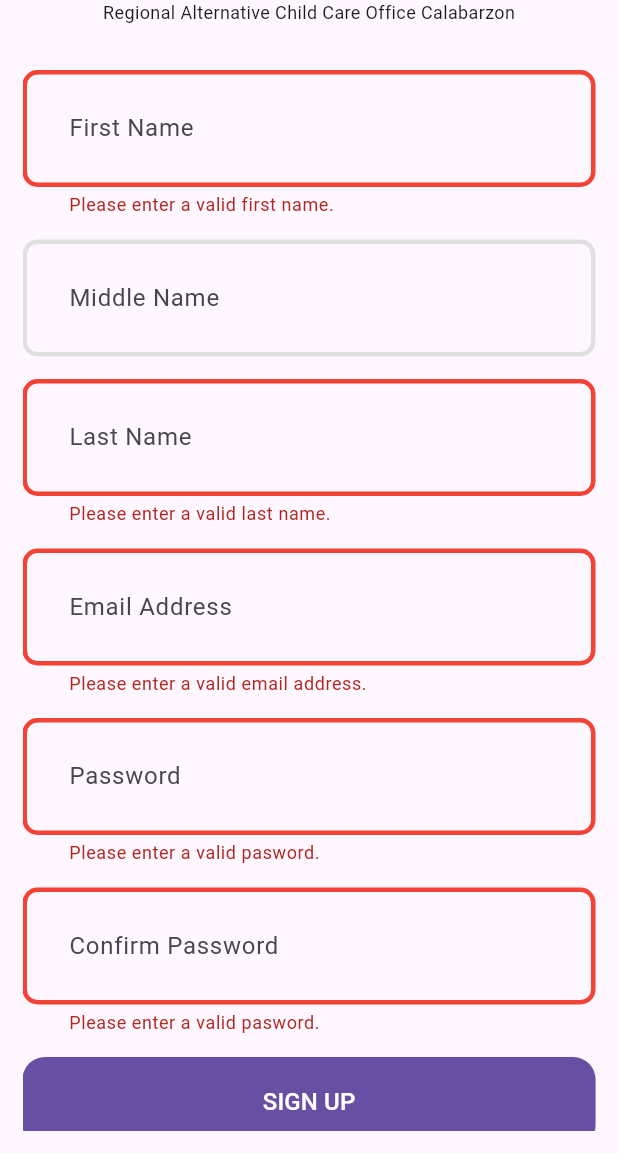
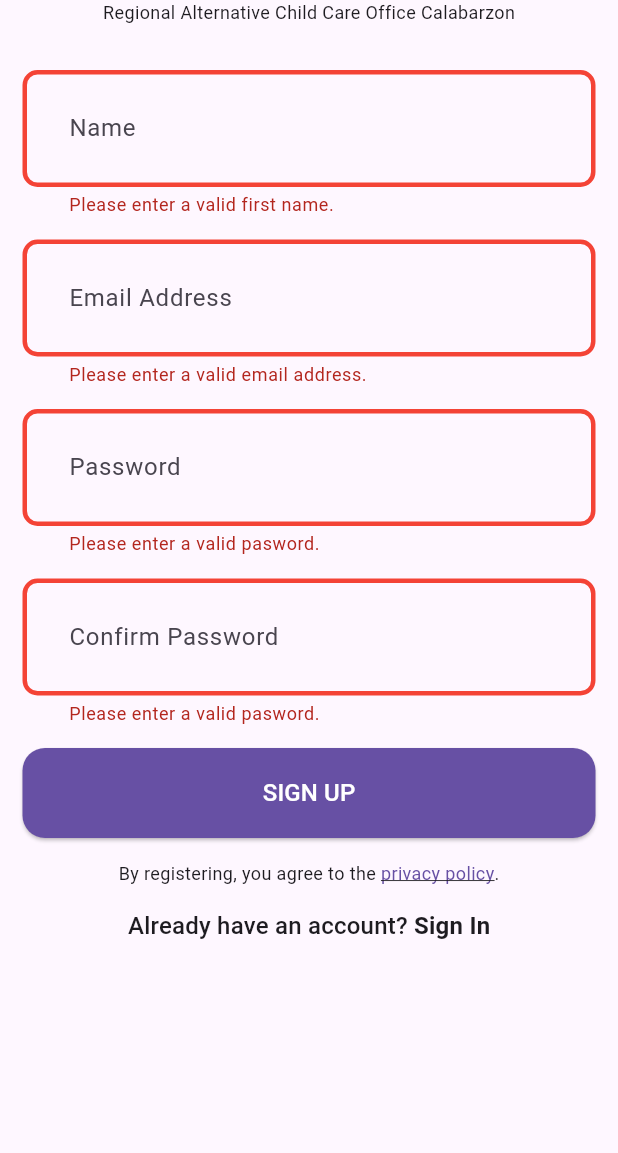
Before and after one commit to hamburnyog/racconnect, a Flutter app: the SignUpScreen screen opened by its route, after a tap on "SIGN UP", on a phone screen of 412 x 824 dp, the part 83-1236 px from its top. Run offline on Flutter 3.47's test engine with Material 3 defaults, Android fonts, the phone set to English and light mode, and no system bars; our stand-ins replace connectivity_plus, flutter_bloc, flutter_svg, hydrated_bloc, lottie, pocketbase and 2 more; accounts and stored records are empty; project files that could hold a hidden picture were left out.

```diff
--- a/lib/logic/cubit/section_state.dart
+++ b/lib/logic/cubit/section_state.dart
@@ -13,12 +13,19 @@ final class SectionError extends SectionState {
   const SectionError(this.error);
 }
 
-final class SectionSuccess extends SectionState {
-  final SectionModel sectionModel;
-  const SectionSuccess(this.sectionModel);
-}
-
 final class GetAllSectionSuccess extends SectionState {
   final List<SectionModel> sectionModels;
   const GetAllSectionSuccess(this.sectionModels);
 }
+
+final class SectionAddSuccess extends SectionState {
+  final SectionModel sectionModel;
+  const SectionAddSuccess(this.sectionModel);
+}
+
+final class SectionUpdateSuccess extends SectionState {
+  final SectionModel sectionModel;
+  const SectionUpdateSuccess(this.sectionModel);
+}
+
+final class SectionDeleteSuccess extends SectionState {}
--- a/lib/main.dart
+++ b/lib/main.dart
@@ -20,7 +20,6 @@ Future<void> main() async {
   Bloc.observer = AppBlocObserver();
 
   runApp(MyApp(appRouter: AppRouter(), connectivity: Connectivity()));
-  // runApp(MyApp(connectivity: Connectivity()));
 }
 
 class MyApp extends StatefulWidget {
--- a/lib/presentation/router/app_router.dart
+++ b/lib/presentation/router/app_router.dart
@@ -33,7 +33,7 @@ class AppRouter {
                     ScaffoldMessenger.of(context).showSnackBar(
                       const SnackBar(
                         content: Text(
-                          'Account created successfully! Contact the administrator to activate your account.',
+                          'Account created successfully! Kindly verify your email or contact an administrator to activate your account.',
                         ),
                       ),
                     );
--- a/lib/presentation/screens/disconnected_screen.dart
+++ b/lib/presentation/screens/disconnected_screen.dart
@@ -1,7 +1,6 @@
 import 'dart:io';
 
 import 'package:flutter/material.dart';
-import 'package:flutter_bloc/flutter_bloc.dart';
 import 'package:lottie/lottie.dart';
 
 class DisconnectedScreen extends StatefulWidget {
@@ -12,10 +11,6 @@ class DisconnectedScreen extends StatefulWidget {
 }
 
 class _DisconnectedScreenState extends State<DisconnectedScreen> {
-  final _formKey = GlobalKey<FormState>();
-
-  TextEditingController urlController = TextEditingController();
-
   @override
   Widget build(BuildContext context) {
     return Scaffold(
--- a/lib/presentation/screens/sign_up_screen.dart
+++ b/lib/presentation/screens/sign_up_screen.dart
@@ -1,6 +1,7 @@
 import 'package:flutter/material.dart';
 import 'package:flutter_bloc/flutter_bloc.dart';
 import 'package:racconnect/logic/cubit/auth_cubit.dart';
+import 'package:url_launcher/url_launcher.dart';
 
 class SignUpScreen extends StatefulWidget {
   const SignUpScreen({super.key});
@@ -10,12 +11,10 @@ class SignUpScreen extends StatefulWidget {
 }
 
 class _SignUpScreenState extends State<SignUpScreen> {
+  final nameController = TextEditingController();
   final emailController = TextEditingController();
   final passwordController = TextEditingController();
   final passwordConfirmController = TextEditingController();
-  final firstNameController = TextEditingController();
-  final middleNameController = TextEditingController();
-  final lastNameController = TextEditingController();
   final formKey = GlobalKey<FormState>();
 
   @override
@@ -23,9 +22,7 @@ class _SignUpScreenState extends State<SignUpScreen> {
     emailController.dispose();
     passwordController.dispose();
     passwordConfirmController.dispose();
-    firstNameController.dispose();
-    middleNameController.dispose();
-    lastNameController.dispose();
+    nameController.dispose();
     formKey.currentState?.dispose();
     super.dispose();
   }
@@ -33,12 +30,10 @@ class _SignUpScreenState extends State<SignUpScreen> {
   void signUpUser() {
     if (formKey.currentState!.validate()) {
       context.read<AuthCubit>().signUp(
+        name: nameController.text.trim(),
         email: emailController.text.trim(),
         password: passwordController.text.trim(),
         passwordConfirm: passwordConfirmController.text.trim(),
-        firstName: firstNameController.text.trim(),
-        middleName: middleNameController.text.trim(),
-        lastName: lastNameController.text.trim(),
       );
     }
   }
@@ -97,36 +92,13 @@ class _SignUpScreenState extends State<SignUpScreen> {
                       ),
                       SizedBox(height: 30),
                       TextFormField(
-                        controller: firstNameController,
-                        decoration: InputDecoration(hintText: 'First Name'),
+                        controller: nameController,
+                        decoration: InputDecoration(hintText: 'Name'),
                         onFieldSubmitted: (_) => signUpUser(),
                         validator: (value) {
                           // TODO: IMPROVE VALIDATION
                           if (value == null || value.trim().isEmpty) {
                             return 'Please enter a valid first name.';
-                          }
-                          return null;
-                        },
-                      ),
-                      SizedBox(height: 15),
-                      TextFormField(
-                        controller: middleNameController,
-                        decoration: InputDecoration(hintText: 'Middle Name'),
-                        onFieldSubmitted: (_) => signUpUser(),
-                        validator: (value) {
-                          // TODO: IMPROVE VALIDATION
-                          return null;
-                        },
-                      ),
-                      SizedBox(height: 15),
-                      TextFormField(
-                        controller: lastNameController,
-                        decoration: InputDecoration(hintText: 'Last Name'),
-                        onFieldSubmitted: (_) => signUpUser(),
-                        validator: (value) {
-                          // TODO: IMPROVE VALIDATION
-                          if (value == null || value.trim().isEmpty) {
-                            return 'Please enter a valid last name.';
                           }
                           return null;
                         },
@@ -195,6 +167,32 @@ class _SignUpScreenState extends State<SignUpScreen> {
                         ),
                       ),
                       SizedBox(height: 15),
+                      Row(
+                        mainAxisAlignment: MainAxisAlignment.center,
+                        children: [
+                          Text(
+                            'By registering, you agree to the ',
+                            style: TextStyle(fontSize: 12),
+                          ),
+                          GestureDetector(
+                            onTap: () {
+                              launchUrl(
+                                Uri.parse('https://privacy.codecarpentry.com/'),
+                              );
+                            },
+                            child: Text(
+                              'privacy policy',
+                              style: TextStyle(
+                                fontSize: 12,
+                                color: Theme.of(context).primaryColor,
+                                decoration: TextDecoration.underline,
+                              ),
+                            ),
+                          ),
+                          Text('.', style: TextStyle(fontSize: 12)),
+                        ],
+                      ),
+                      SizedBox(height: 15),
                       GestureDetector(
                         onTap: () {
                           Navigator.of(context).pushNamed('/');
--- a/pubspec.yaml
+++ b/pubspec.yaml
@@ -24,6 +24,8 @@ dependencies:
   intl: ^0.20.2
   path: ^1.9.1
   table_calendar: ^3.2.0
+  url_launcher: ^6.3.1
+  shared_preferences: ^2.5.3
 
 dev_dependencies:
   flutter_test:
```
Also changed, not shown: lib/data/models/user_model.dart (+11 -49 lines), lib/data/repositories/auth_repository.dart (+30 -11 lines), lib/data/repositories/section_repository.dart (+26 -4 lines), lib/logic/cubit/auth_cubit.dart (+19 -13 lines), lib/logic/cubit/section_cubit.dart (+30 -1 lines), lib/presentation/pages/section_page.dart (+60 -29 lines), lib/presentation/screens/sign_in_screen.dart (+17 -0 lines), lib/presentation/widgets/section_form.dart (+39 -3 lines), lib/utility/app_auth_store.dart (added, +48 -0 lines), lib/utility/pocketbase_client.dart (added, +17 -0 lines), assets/images/google_logo.png (added), pubspec.lock, 10 other files.
